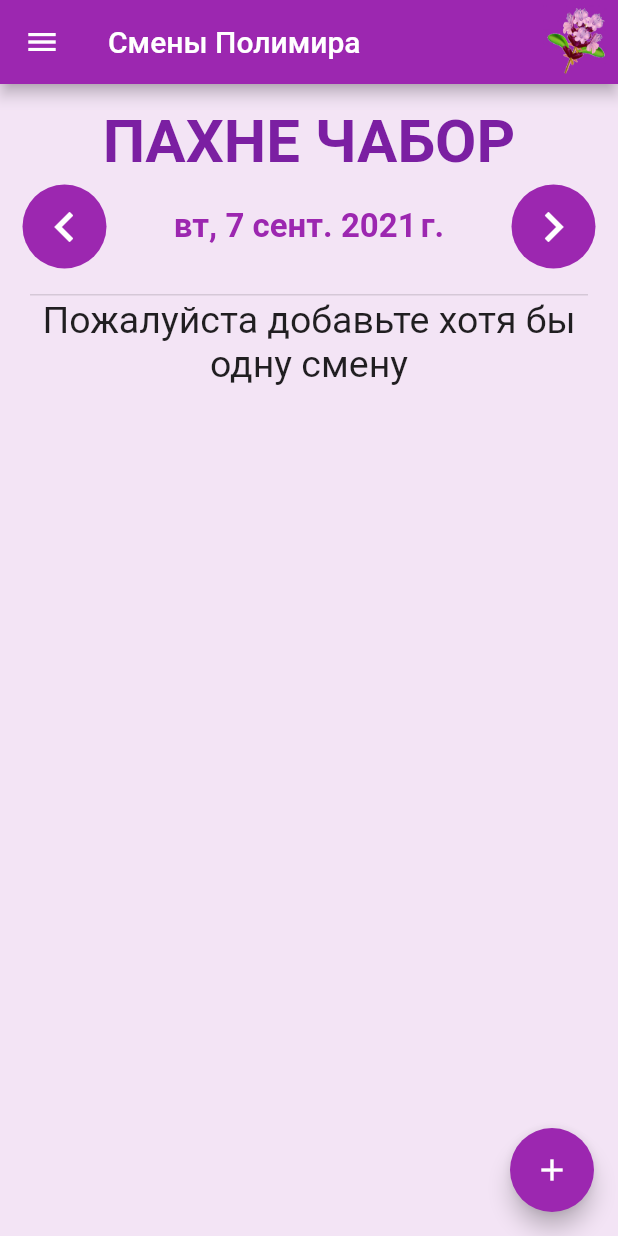
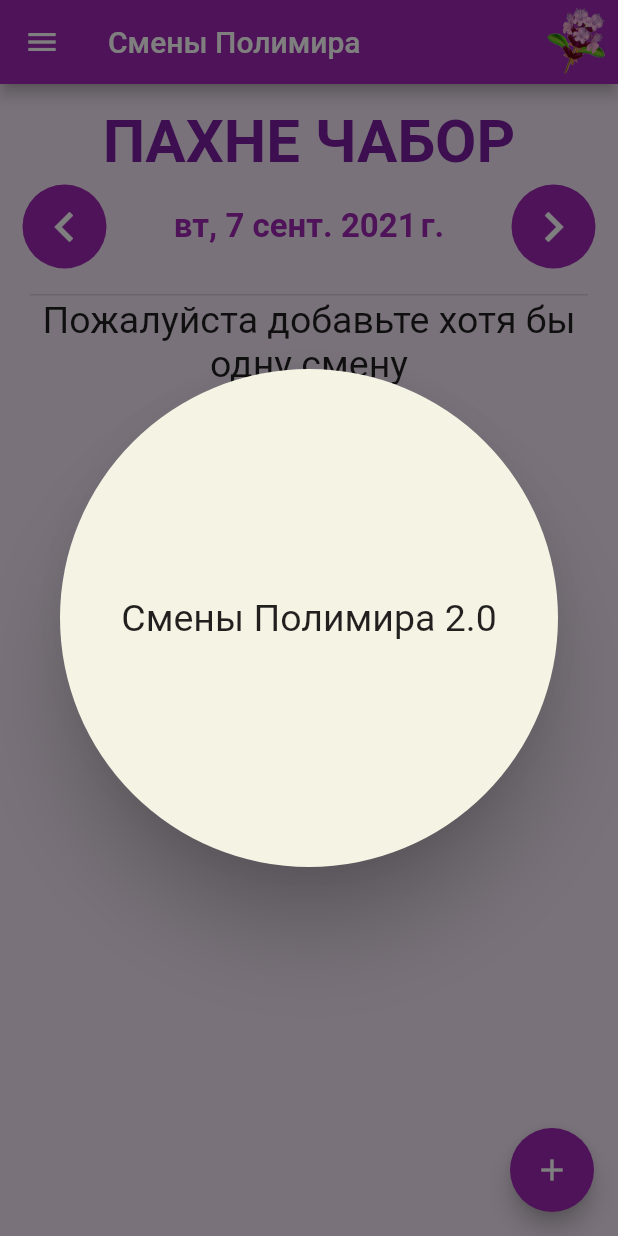
Before and after one commit to amatskevich/calendar_of_factory, a Flutter app: the screen it shows after launch, on a phone screen of 412 x 824 dp. Run offline on Flutter 3.47's test engine with Material 2 defaults, Android fonts, the phone set to English and light mode, and no system bars; drawn by our look-alikes of carousel_slider; our stand-ins replace package_info_plus, shared_preferences, sqflite; missing offline and left inert: mailto; accounts and stored records are empty; Roboto replaces fonts that are missing (Epsilon).

Commit message:
add welcome dialog

```diff
--- a/lib/main_screen/main_screen.dart
+++ b/lib/main_screen/main_screen.dart
@@ -10,8 +10,10 @@ import 'package:flutter/material.dart';
 import 'package:flutter/rendering.dart';
 import 'package:intl/date_symbol_data_local.dart';
 import 'package:provider/provider.dart';
+import 'package:shared_preferences/shared_preferences.dart';
 
 import 'slogan_widget.dart';
+import 'welcome_dialog.dart';
 
 class MainScreen extends StatefulWidget {
   @override
@@ -19,10 +21,27 @@ class MainScreen extends StatefulWidget {
 }
 
 class _MainScreenState extends State<MainScreen> {
+  static const _key = 'by.matskevich.calendaroffactory.welcome';
+
   @override
   void initState() {
     super.initState();
     initializeDateFormatting('ru_RU', null);
+    _initWelcomeDialog();
+  }
+
+  void _initWelcomeDialog() {
+    SharedPreferences.getInstance().then((prefs) {
+      var isFirstTime = prefs.getBool(_key);
+      if (isFirstTime == null) {
+        prefs.setBool(_key, false);
+        showGeneralDialog(
+            context: context,
+            pageBuilder: (BuildContext context, Animation<double> animation, Animation<double> secondaryAnimation) {
+              return const WelcomeDialog();
+            });
+      }
+    });
   }
 
   @override
--- /dev/null
+++ b/lib/main_screen/welcome_dialog.dart
@@ -0,0 +1,76 @@
+import 'package:carousel_slider/carousel_slider.dart';
+import 'package:flutter/material.dart';
+
+class WelcomeDialog extends StatelessWidget {
+  const WelcomeDialog({Key? key}) : super(key: key);
+
+  @override
+  Widget build(BuildContext context) {
+    return Dialog(
+      shape: const CircleBorder(),
+      backgroundColor: const Color(0xFFf5f3e4),
+      child: Container(
+        padding: const EdgeInsets.all(20),
+        child: CarouselSlider(
+          options: CarouselOptions(
+            height: 300,
+            autoPlayAnimationDuration: const Duration(seconds: 1),
+            pauseAutoPlayOnTouch: true,
+            viewportFraction: 1.0,
+            enlargeCenterPage: false,
+            autoPlay: true,
+            enableInfiniteScroll: false,
+            pauseAutoPlayInFiniteScroll: true,
+            onPageChanged: (index, reason) {
+              if (index == 5) {
+                Navigator.of(context).pop();
+              }
+            },
+          ),
+          items: [
+            const Center(
+              child: const Text(
+                'Смены Полимира 2.0',
+                style: const TextStyle(fontSize: 25),
+                textAlign: TextAlign.center,
+              ),
+            ),
+            const Center(
+              child: const Text(
+                'Привет пользователь!\n\n'
+                'Это большое обновление.',
+                style: const TextStyle(fontSize: 25),
+                textAlign: TextAlign.center,
+              ),
+            ),
+            const Center(
+              child: const Text(
+                'Выбирайте сами \nкакие и сколько смен отображать на главном экране',
+                style: const TextStyle(fontSize: 25),
+                textAlign: TextAlign.center,
+              ),
+            ),
+            const Center(
+              child: const Text(
+                'Сохраняйте дополнительную информацию о смене',
+                style: const TextStyle(fontSize: 25),
+                textAlign: TextAlign.center,
+              ),
+            ),
+            const Center(
+              child: const Text(
+                'Выбирайте одну из трех тем оформления:\n\n'
+                'фиолетовая\n'
+                'красная\n'
+                'синяя',
+                style: const TextStyle(fontSize: 25),
+                textAlign: TextAlign.center,
+              ),
+            ),
+            Container(),
+          ],
+        ),
+      ),
+    );
+  }
+}
--- a/pubspec.yaml
+++ b/pubspec.yaml
@@ -31,6 +31,7 @@ dependencies:
   package_info_plus: ^1.0.6
   mailto: ^2.0.0
   url_launcher: ^6.0.10
+  carousel_slider: ^4.0.0
 
 dev_dependencies:
   flutter_launcher_icons: "^0.9.2"
```
